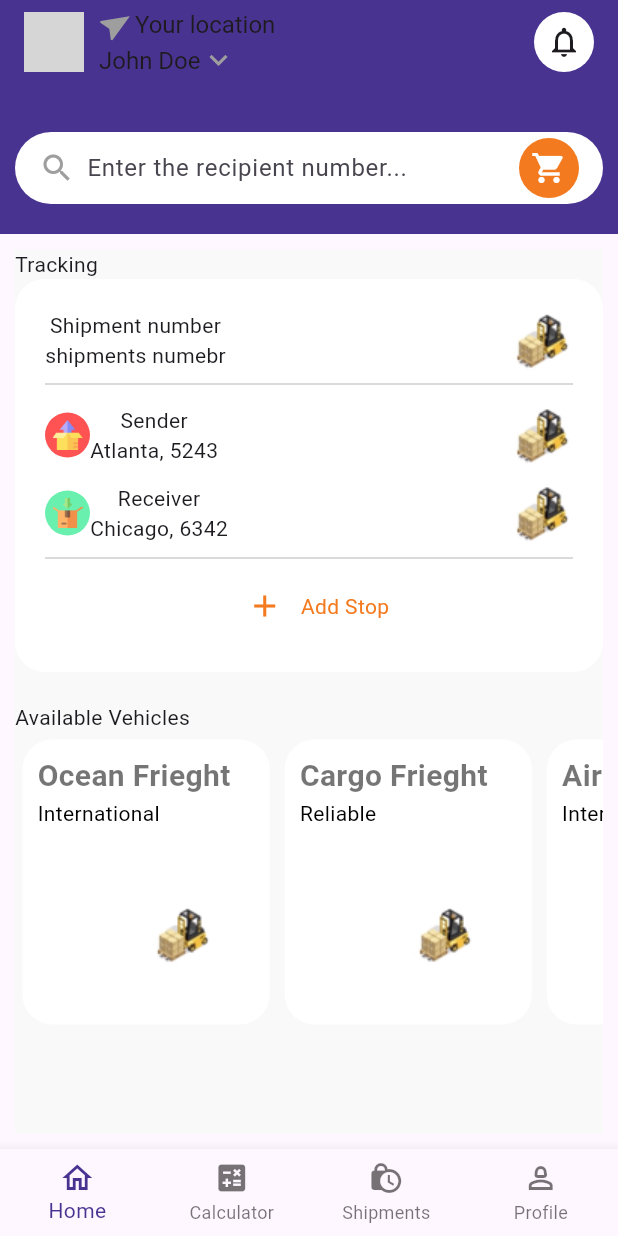
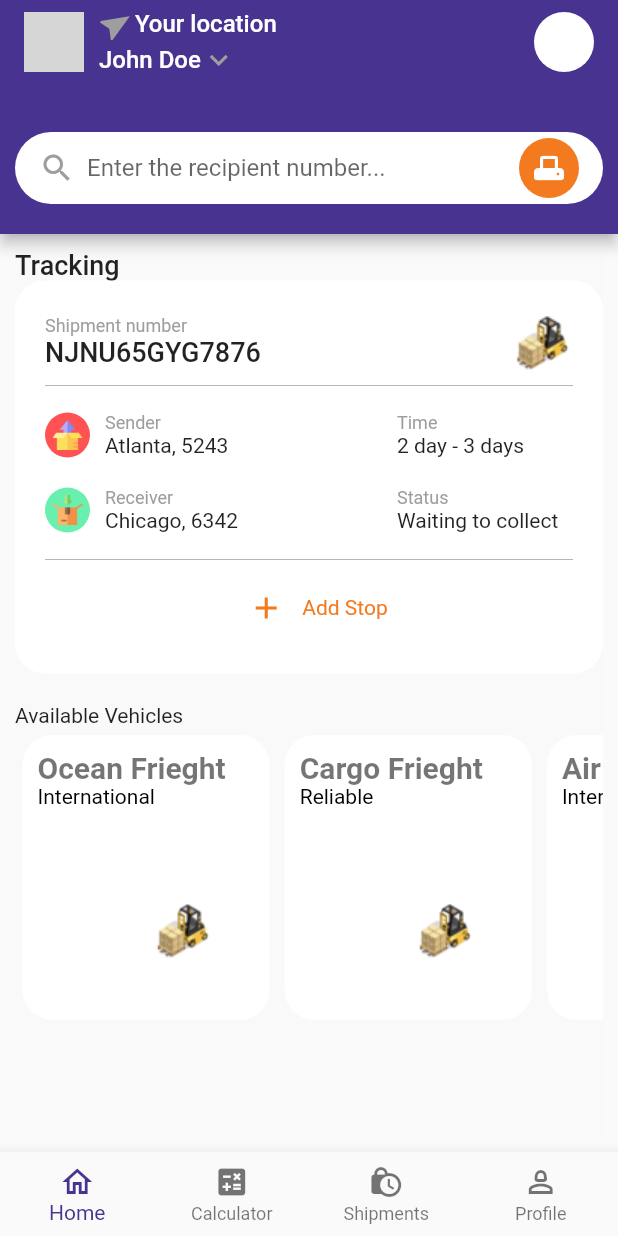
Before and after one commit to briankibiku/movemate, a Flutter app: the screen it shows after launch, on a phone screen of 412 x 824 dp. Run offline on Flutter 3.47's test engine with Material 2 defaults, Android fonts, the phone set to English and light mode, and no system bars; our stand-ins replace dio, freezed_annotation; network calls fail; grey boxes are pictures that could not be loaded.

Commit message:
add app theme and text styles

```diff
--- /dev/null
+++ b/lib/config/theme/theme.dart
@@ -0,0 +1,26 @@
+import 'package:flutter/material.dart';
+
+class AppThemes {
+  static final ThemeData lightTheme = ThemeData(
+    primaryColor: const Color(0xff493391),
+    primaryColorLight: const Color(0xFFF37A1F),
+  );
+}
+
+class AppTextStyles {
+  static const TextStyle mainHeadingTextStyle = TextStyle(
+    fontSize: 18,
+    fontWeight: FontWeight.w500,
+  );
+  static const TextStyle subHeadingTextStyle = TextStyle(
+    fontSize: 18,
+    fontWeight: FontWeight.bold,
+  );
+
+  static const TextStyle bodyTextStyle = TextStyle(
+    fontSize: 16,
+  );
+  static const TextStyle metaDataTextStyle =
+      TextStyle(fontSize: 12, color: Colors.grey);
+  static const TextStyle normalTextStyle = TextStyle(fontSize: 14);
+}
--- a/lib/features/homepage/presentation/pages/home/home_page.dart
+++ b/lib/features/homepage/presentation/pages/home/home_page.dart
@@ -131,7 +131,7 @@
                   color: Color(0xFFF37A1F),
                   borderRadius: BorderRadius.all(Radius.circular(50))),
               child: const Icon(
-                Icons.local_grocery_store,
+                Icons.adf_scanner_rounded,
                 color: Colors.white, // Icon color
               ),
             ),
--- a/lib/features/homepage/presentation/widgets/shipment_card.dart
+++ b/lib/features/homepage/presentation/widgets/shipment_card.dart
@@ -1,4 +1,5 @@
 import 'package:flutter/material.dart';
+import 'package:movemate/config/theme/theme.dart';
 
 class ShipmentCardWidget extends StatelessWidget {
   const ShipmentCardWidget({super.key});
@@ -9,14 +10,20 @@
       {
         'customerTitle': 'Sender',
         'place': 'Atlanta, 5243',
-        'time': '2 day - 3 days',
+        'arrivalStatus': {
+          'status': 'Time',
+          'eta': '2 day - 3 days',
+        },
         'action': 'sending'
       },
       {
         'customerTitle': 'Receiver',
         'place': 'Chicago, 6342',
         'status': 'Waiting to collect',
-        'time': '',
+        'arrivalStatus': {
+          'status': 'Status',
+          'eta': 'Waiting to collect',
+        },
         'action': 'receiving'
       }
     ];
@@ -32,7 +39,17 @@
             mainAxisAlignment: MainAxisAlignment.spaceBetween,
             children: [
               const Column(
-                children: [Text('Shipment number'), Text('shipments numebr')],
+                crossAxisAlignment: CrossAxisAlignment.start,
+                children: [
+                  Text(
+                    'Shipment number',
+                    style: AppTextStyles.metaDataTextStyle,
+                  ),
+                  Text(
+                    'NJNU65GYG7876',
+                    style: AppTextStyles.mainHeadingTextStyle,
+                  )
+                ],
               ),
               Image.asset('assets/images/forklift.png'),
             ],
@@ -48,11 +65,13 @@
               itemBuilder: (BuildContext context, index) {
                 var customerDetail = customerDetails[index];
                 return Container(
-                  margin: const EdgeInsets.symmetric(vertical: 5),
+                  margin: const EdgeInsets.symmetric(vertical: 10),
                   child: Row(
                     mainAxisAlignment: MainAxisAlignment.spaceBetween,
                     children: [
-                      Row(
+                      Expanded(
+                        flex: 2,
+                        child: Row(
                           mainAxisAlignment: MainAxisAlignment.start,
                           children: [
                             Container(
@@ -70,15 +89,41 @@
                                       ? 'assets/images/import.png'
                                       : 'assets/images/export.png'),
                             ),
+                            const SizedBox(
+                              width: 10,
+                            ),
                             Column(
+                              crossAxisAlignment: CrossAxisAlignment.start,
                               children: [
-                              Text(customerDetail['customerTitle']),
-                              Text(customerDetail['place'])
+                                Text(
+                                  customerDetail['customerTitle'],
+                                  style: AppTextStyles.metaDataTextStyle,
+                                ),
+                                Text(
+                                  customerDetail['place'],
+                                  style: AppTextStyles.normalTextStyle,
+                                )
                               ],
                             ),
                           ],
                         ),
-                      Image.asset('assets/images/forklift.png'),
+                      ),
+                      Expanded(
+                        flex: 1,
+                        child: Column(
+                          crossAxisAlignment: CrossAxisAlignment.start,
+                          children: [
+                            Text(
+                              customerDetail['arrivalStatus']['status'],
+                              style: AppTextStyles.metaDataTextStyle,
+                            ),
+                            Text(
+                              customerDetail['arrivalStatus']['eta'],
+                              style: AppTextStyles.normalTextStyle,
+                            )
+                          ],
+                        ),
+                      ),
                     ],
                   ),
                 );
--- a/lib/features/homepage/presentation/widgets/shipments_tracking_widget.dart
+++ b/lib/features/homepage/presentation/widgets/shipments_tracking_widget.dart
@@ -1,5 +1,7 @@
 import 'package:flutter/material.dart';
 import 'package:movemate/features/homepage/presentation/widgets/shipment_card.dart';
+
+import '../../../../config/theme/theme.dart';
 
 class ShipmentsTrackingWidget extends StatefulWidget {
   const ShipmentsTrackingWidget({super.key});
@@ -14,7 +16,13 @@
   Widget build(BuildContext context) {
     return const Column(
       children: [
-        Align(alignment: Alignment.centerLeft, child: Text('Tracking')),
+        Align(
+          alignment: Alignment.centerLeft,
+          child: Text(
+            'Tracking',
+            style: AppTextStyles.mainHeadingTextStyle,
+          ),
+        ),
         ShipmentCardWidget(),
       ],
     );
--- a/lib/main.dart
+++ b/lib/main.dart
@@ -1,5 +1,7 @@
 import 'package:flutter/material.dart';
 import 'package:movemate/features/homepage/presentation/pages/home/home_page.dart';
+
+import 'config/theme/theme.dart';
 
 void main() {
   runApp(const MyApp());
@@ -12,10 +14,7 @@
   Widget build(BuildContext context) {
     return MaterialApp(
         debugShowCheckedModeBanner: false,
-        theme: ThemeData(
-          colorScheme: ColorScheme.fromSeed(seedColor: Colors.deepPurple),
-          useMaterial3: true,
-        ),
+        theme: AppThemes.lightTheme,
         home: const HomePage());
   }
 }
```
Lines whose indentation alone changed are shown as unchanged.
